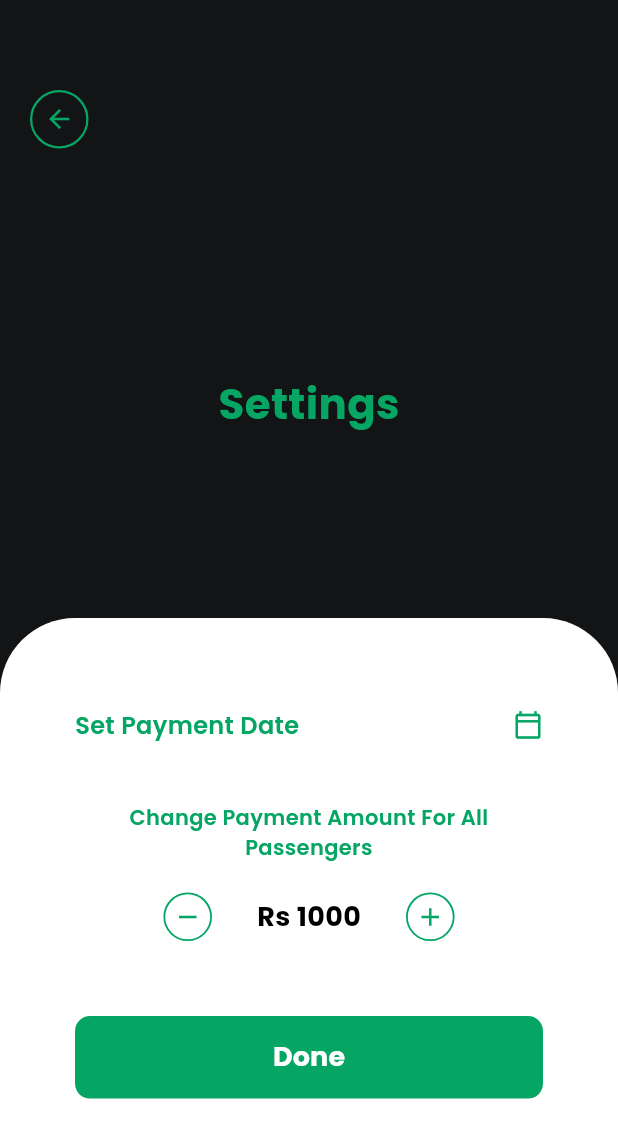
After one commit to venuraka/Travel_pass, a Flutter app: the SettingsScreen screen opened directly, on a phone screen of 412 x 824 dp. The commit adds this screen. Shown: the top 1138 px of the screen. Run offline on Flutter 3.47's test engine with Material 3 defaults, Android fonts, the phone set to English and light mode, and no system bars; our stand-ins replace table_calendar.

Commit message:
added settings page

```diff
--- a/project/lib/Screens/Driver/Dashboard.dart
+++ b/project/lib/Screens/Driver/Dashboard.dart
@@ -5,6 +5,7 @@ import 'PaymentDetails.dart';
 import 'Passengers.dart';
 import 'PaymentReminders.dart';
 import 'Poll.dart';
+import 'Settings.dart';
 import 'TodayPassengers.dart';
 import 'Updates.dart';
 
@@ -84,7 +85,12 @@ class _DriverDashboardScreenState extends State<DriverDashboardScreen> {
                         color: primaryGreen,
                         size: 24,
                       ),
-                      onPressed: () {},
+                      onPressed: () {
+                        Navigator.push(
+                          context,
+                          MaterialPageRoute(builder: (_) => const SettingsScreen()),
+                        );
+                      },
                     ),
                   ],
                 ),
--- /dev/null
+++ b/project/lib/Screens/Driver/Settings.dart
@@ -0,0 +1,249 @@
+import 'package:flutter/material.dart';
+import '../Components/Whitecard.dart';
+// Assuming Header.dart exists, but I will build the specific header shown in the screenshot inline for accuracy.
+
+class SettingsScreen extends StatefulWidget {
+  const SettingsScreen({super.key});
+
+  @override
+  State<SettingsScreen> createState() => _SettingsScreenState();
+}
+
+class _SettingsScreenState extends State<SettingsScreen> {
+  // Style Constants based on your code
+  final Color appGreen = const Color(0xFF05A664);
+  final Color darkBg = const Color(0xFF121415);
+
+  // State Variables
+  int _amount = 1000;
+  DateTime? _selectedDate;
+
+  // Logic to change amount
+  void _incrementAmount() {
+    setState(() {
+      _amount += 100; // Adjust increment step as needed
+    });
+  }
+
+  void _decrementAmount() {
+    setState(() {
+      if (_amount > 0) _amount -= 100;
+    });
+  }
+
+  // Logic for Date Picker
+  Future<void> _selectDate(BuildContext context) async {
+    final DateTime? picked = await showDatePicker(
+      context: context,
+      initialDate: DateTime.now(),
+      firstDate: DateTime.now(),
+      lastDate: DateTime(2101),
+      builder: (context, child) {
+        return Theme(
+          data: Theme.of(context).copyWith(
+            colorScheme: ColorScheme.light(
+              primary: appGreen,
+              onPrimary: Colors.white,
+              onSurface: Colors.black,
+            ),
+          ),
+          child: child!,
+        );
+      },
+    );
+    if (picked != null && picked != _selectedDate) {
+      setState(() {
+        _selectedDate = picked;
+      });
+    }
+  }
+
+  @override
+  Widget build(BuildContext context) {
+    // Determine height to make the card look like a bottom sheet (approx 50-60% down)
+    final double screenHeight = MediaQuery.of(context).size.height;
+    final double cardTopPadding = screenHeight * 0.5;
+
+    return Scaffold(
+      backgroundColor: darkBg,
+      body: Stack(
+        children: [
+          // --- 1. Custom Header (Matches Screenshot) ---
+          Positioned(
+            top: 60, // Adjust for SafeArea
+            left: 20,
+            right: 20,
+            child: Column(
+              children: [
+                // Back Button Area
+                Row(
+                  children: [
+                    InkWell(
+                      onTap: () => Navigator.pop(context),
+                      borderRadius: BorderRadius.circular(30),
+                      child: Container(
+                        padding: const EdgeInsets.all(8),
+                        decoration: BoxDecoration(
+                          shape: BoxShape.circle,
+                          border: Border.all(color: appGreen, width: 1.5),
+                        ),
+                        child: Icon(
+                          Icons.arrow_back,
+                          color: appGreen,
+                          size: 20,
+                        ),
+                      ),
+                    ),
+                  ],
+                ),
+                const SizedBox(height: 150), // Push "Settings" text down to center
+                Text(
+                  'Settings',
+                  style: TextStyle(
+                    color: appGreen,
+                    fontSize: 28,
+                    fontWeight: FontWeight.bold,
+                  ),
+                ),
+              ],
+            ),
+          ),
+
+          // --- 2. White Card Content ---
+          WhiteCard(
+            topPadding: cardTopPadding,
+            child: SingleChildScrollView(
+              physics: const BouncingScrollPhysics(),
+              child: Padding(
+                padding: const EdgeInsets.symmetric(horizontal: 10.0),
+                child: Column(
+                  crossAxisAlignment: CrossAxisAlignment.center,
+                  children: [
+                    const SizedBox(height: 20),
+
+                    // --- Date Selection Row ---
+                    InkWell(
+                      onTap: () => _selectDate(context),
+                      child: Row(
+                        mainAxisAlignment: MainAxisAlignment.spaceBetween,
+                        children: [
+                          Text(
+                            _selectedDate == null
+                                ? 'Set Payment Date'
+                                : 'Date: ${_selectedDate!.toLocal().toString().split(' ')[0]}',
+                            style: TextStyle(
+                              color: appGreen,
+                              fontSize: 16,
+                              fontWeight: FontWeight.w600,
+                            ),
+                          ),
+                          Icon(Icons.calendar_today_outlined, color: appGreen, size: 20),
+                        ],
+                      ),
+                    ),
+
+                    const SizedBox(height: 40),
+
+                    // --- Payment Label ---
+                    Text(
+                      'Change Payment Amount For All Passengers',
+                      textAlign: TextAlign.center,
+                      style: TextStyle(
+                        color: appGreen,
+                        fontSize: 14,
+                        fontWeight: FontWeight.w600,
+                      ),
+                    ),
+
+                    const SizedBox(height: 20),
+
+                    // --- Counter Row (Minus / Value / Plus) ---
+                    Row(
+                      mainAxisAlignment: MainAxisAlignment.center,
+                      children: [
+                        // Minus Button
+                        _buildCounterButton(
+                          icon: Icons.remove,
+                          onTap: _decrementAmount,
+                        ),
+
+                        // Amount Text
+                        Padding(
+                          padding: const EdgeInsets.symmetric(horizontal: 30.0),
+                          child: Text(
+                            'Rs $_amount',
+                            style: const TextStyle(
+                              color: Colors.black,
+                              fontSize: 18,
+                              fontWeight: FontWeight.bold,
+                            ),
+                          ),
+                        ),
+
+                        // Plus Button
+                        _buildCounterButton(
+                          icon: Icons.add,
+                          onTap: _incrementAmount,
+                        ),
+                      ],
+                    ),
+
+                    const SizedBox(height: 50),
+
+                    // --- Done Button ---
+                    SizedBox(
+                      width: double.infinity,
+                      height: 55,
+                      child: ElevatedButton(
+                        onPressed: () {
+                          // Save settings logic here
+                          Navigator.pop(context);
+                        },
+                        style: ElevatedButton.styleFrom(
+                          backgroundColor: appGreen,
+                          shape: RoundedRectangleBorder(
+                            borderRadius: BorderRadius.circular(10.0),
+                          ),
+                          elevation: 0,
+                        ),
+                        child: const Text(
+                          'Done',
+                          style: TextStyle(
+                            fontSize: 18,
+                            color: Colors.white,
+                            fontWeight: FontWeight.bold,
+                          ),
+                        ),
+                      ),
+                    ),
+                    const SizedBox(height: 30),
+                  ],
+                ),
+              ),
+            ),
+          ),
+        ],
+      ),
+    );
+  }
+
+  // Helper widget for the circular Plus/Minus buttons
+  Widget _buildCounterButton({required IconData icon, required VoidCallback onTap}) {
+    return InkWell(
+      onTap: onTap,
+      borderRadius: BorderRadius.circular(30),
+      child: Container(
+        padding: const EdgeInsets.all(5),
+        decoration: BoxDecoration(
+          shape: BoxShape.circle,
+          border: Border.all(color: appGreen, width: 1.2),
+        ),
+        child: Icon(
+          icon,
+          color: appGreen,
+          size: 20,
+        ),
+      ),
+    );
+  }
+}
```
